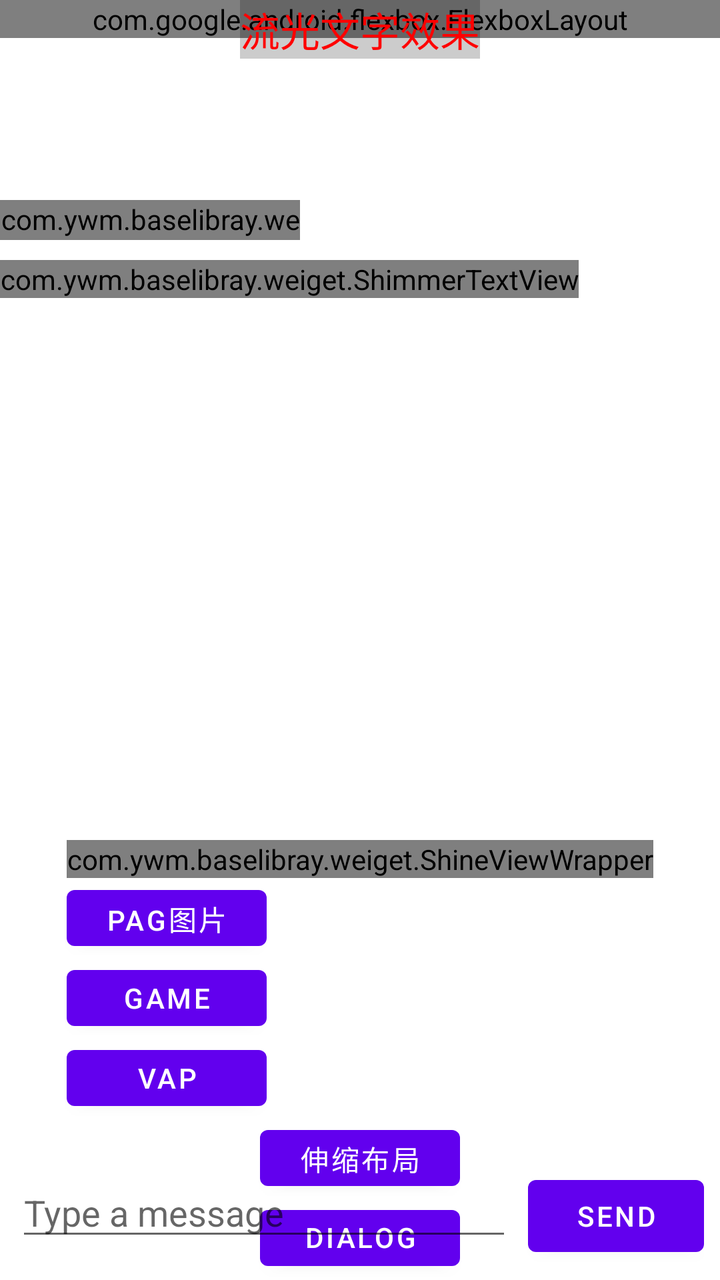
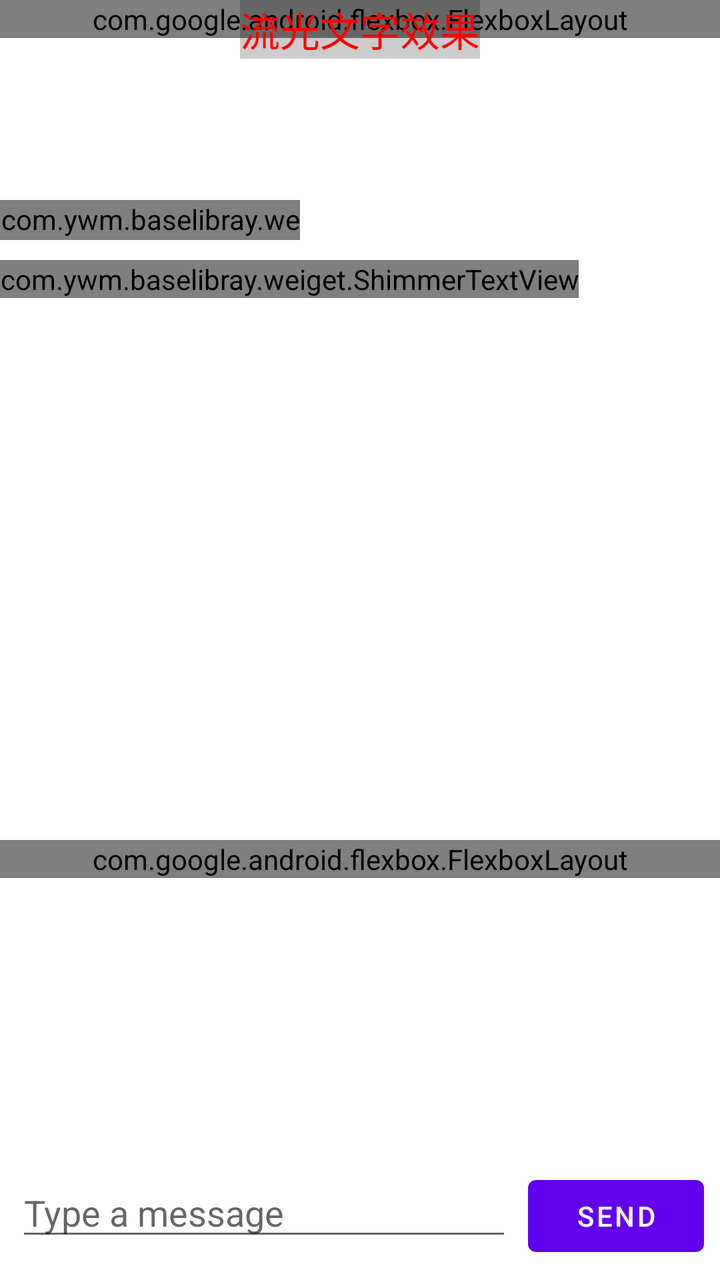

Compare the two renders of this Android layout. The source of the first and the diff that turns it into the second are given below.
<!-- AndroidManifest.xml: application theme Theme.FirstApplication -->
<!-- res/layout/activity_main.xml -->
<?xml version="1.0" encoding="utf-8"?>
<androidx.constraintlayout.widget.ConstraintLayout xmlns:android="http://schemas.android.com/apk/res/android"
    xmlns:app="http://schemas.android.com/apk/res-auto"
    android:layout_width="match_parent"
    android:layout_height="match_parent"
    xmlns:tools="http://schemas.android.com/tools">

    <androidx.recyclerview.widget.RecyclerView
        android:id="@+id/recyclerView"
        android:layout_width="0dp"
        android:layout_height="550dp"
        tools:listitem="@layout/item_message"
        app:layout_constraintEnd_toEndOf="parent"
        app:layout_constraintStart_toStartOf="parent"
        app:layout_constraintTop_toTopOf="parent" />
    <com.ywm.baselibray.weiget.ColorfulShineTextView
        android:background="#333333"
        app:layout_constraintStart_toStartOf="parent"
        app:layout_constraintTop_toTopOf="parent"
        android:layout_width="150dp"
        android:layout_marginTop="100dp"
        android:layout_height="20dp"
        android:textSize="14sp"
        android:text="彩色流光文字adfadf"
        app:gradientColors="@array/rainbow_colors"
        app:shineEnabled="true"
        app:shineSpeed="15"
        app:shineColors="@array/gold_shine_colors" />
    <com.ywm.baselibray.weiget.ShimmerTextView
        app:layout_constraintStart_toStartOf="parent"
        app:layout_constraintTop_toTopOf="parent"
        android:id="@+id/shimmer"
        android:layout_marginTop="130dp"

        android:layout_width="wrap_content"
        android:layout_height="wrap_content"
        android:text="+ 流光效果文字dafadfasdfasd"
        android:textSize="24sp"
        app:shimmerAngle="20"
        app:shimmerColor="#80FFFFFF"
        app:shimmerEnabled="true"
        app:shimmerSpeed="1500"
        app:shimmergradientColors="@array/rainbow_colors" />
    <Button
        android:id="@+id/newMsgCome"
        android:layout_width="wrap_content"
        android:layout_height="wrap_content"
        android:visibility="gone"
        app:layout_constraintBottom_toBottomOf="@id/recyclerView"
        app:layout_constraintRight_toRightOf="@id/recyclerView"
        android:layout_marginStart="8dp"
        android:text="新消息" />
    <ImageView
        android:id="@+id/image"
        android:layout_width="200dp"
        android:layout_height="200dp"
        app:layout_constraintBottom_toBottomOf="parent"
        app:layout_constraintLeft_toLeftOf="parent"
        app:layout_constraintRight_toRightOf="parent"
        app:layout_constraintTop_toTopOf="parent" />
    <com.ywm.baselibray.weiget.ShineViewWrapper
        android:id="@+id/shineView"
        app:layout_constraintStart_toStartOf="parent"
        app:layout_constraintEnd_toEndOf="parent"
        app:layout_constraintLeft_toLeftOf="@id/image"
        app:layout_constraintTop_toBottomOf="@id/image"
        android:layout_width="wrap_content"
        android:layout_height="wrap_content">
        <Button
            android:id="@+id/picker"
            android:layout_width="100dp"
            android:layout_height="40dp"
            android:text="选图片"
            app:layout_constraintLeft_toLeftOf="@id/image"
            app:layout_constraintTop_toBottomOf="@id/image" />
    </com.ywm.baselibray.weiget.ShineViewWrapper>


    <Button
        android:id="@+id/pag"
        android:layout_width="100dp"
        android:layout_height="40dp"
        android:text="pag图片"
        app:layout_constraintLeft_toLeftOf="@id/shineView"
        app:layout_constraintTop_toBottomOf="@id/shineView" />
    <Button
        android:id="@+id/game"
        android:layout_width="100dp"
        android:layout_height="40dp"
        android:text="game"
        app:layout_constraintLeft_toLeftOf="@id/pag"
        app:layout_constraintTop_toBottomOf="@id/pag" />
    <Button
        android:id="@+id/vap"
        android:layout_width="100dp"
        android:layout_height="40dp"
        android:text="vap"
        app:layout_constraintLeft_toLeftOf="@id/game"
        app:layout_constraintTop_toBottomOf="@id/game" />
    <LinearLayout
        android:layout_width="match_parent"
        android:orientation="vertical"
        android:gravity="center"
        app:layout_constraintLeft_toLeftOf="@id/vap"
        app:layout_constraintTop_toBottomOf="@id/vap"
        android:layout_height="wrap_content">
        <Button
            android:id="@+id/scale"
            android:layout_width="100dp"
            android:layout_height="40dp"
            android:text="伸缩布局" />
        <Button
            android:id="@+id/dialogUtils"
            android:layout_width="100dp"
            android:layout_height="40dp"
            android:text="dialog utils"
            app:layout_constraintLeft_toLeftOf="@id/vap"
            app:layout_constraintTop_toBottomOf="@id/vap" />
        <Button
            android:id="@+id/scoreview"
            android:layout_width="100dp"
            android:layout_height="40dp"
            android:text="scoreview"
            app:layout_constraintLeft_toLeftOf="@id/dialogUtils"
            app:layout_constraintTop_toBottomOf="@id/dialogUtils" />
    </LinearLayout>


    <com.google.android.flexbox.FlexboxLayout
        android:id="@+id/fl1"
        android:layout_width="match_parent"
        android:layout_height="wrap_content"
        android:orientation="vertical"
        android:visibility="visible"
        app:alignItems="center"
        app:alignContent="center"
        app:justifyContent="center"
        app:flexDirection="row"
        app:flexWrap="wrap"
        app:layout_constraintStart_toStartOf="parent"
        app:layout_constraintTop_toTopOf="parent">













        <TextView
            android:id="@+id/txt1"
            android:layout_width="wrap_content"
            android:layout_height="45dp"
            android:layout_marginHorizontal="2dp"
            android:background="@color/black"
            android:gravity="center"
            android:paddingHorizontal="3dp"
            android:text="adfasd"
            android:textColor="@color/white" />
        <ImageView
            android:id="@+id/iv_1"
            android:layout_width="45dp"
            android:layout_marginTop="80dp"
            android:layout_height="45dp"
            android:layout_marginHorizontal="2dp"
            android:gravity="center"
            android:background="#f5f5f5"
            android:paddingHorizontal="3dp"
            android:text="adfasd"
            android:textColor="@color/white" />
        <ImageView
            android:id="@+id/iv_2"
            android:background="#f5f5f5"
            android:layout_width="45dp"
            android:layout_marginTop="80dp"
            android:layout_height="45dp"
            android:layout_marginHorizontal="2dp"
            android:gravity="center"
            android:paddingHorizontal="3dp"
            android:text="adfasd"
            android:textColor="@color/white" />
        <TextView
            android:id="@+id/txt2"
            android:layout_width="wrap_content"
            android:layout_height="45dp"
            android:layout_marginHorizontal="2dp"
            android:background="@color/black"
            android:gravity="center"
            android:paddingHorizontal="3dp"
            android:text="adfasd"
            android:textColor="@color/white" />

        <TextView
            android:id="@+id/txt3"
            android:visibility="gone"
            android:layout_width="wrap_content"
            android:layout_height="35dp"
            android:layout_marginHorizontal="2dp"
            android:background="@color/black"
            android:gravity="center"
            android:paddingHorizontal="3dp"
            android:text="adfasdafdadfsasdf"
            android:textColor="@color/white" />

    </com.google.android.flexbox.FlexboxLayout>

    <com.google.android.flexbox.FlexboxLayout
        android:id="@+id/fl2"
        android:layout_width="200dp"
        android:layout_height="wrap_content"
        android:layout_marginTop="20dp"
        android:orientation="vertical"
        android:visibility="gone"
        app:flexDirection="row"
        app:layout_constraintStart_toStartOf="parent"
        app:layout_constraintTop_toBottomOf="@+id/fl1">

        <TextView
            android:layout_width="wrap_content"
            android:layout_height="25dp"
            android:background="@color/black"
            android:gravity="center"
            android:text="adfasdafdadfsasdf"
            android:textColor="@color/white" />

        <TextView
            android:layout_width="wrap_content"
            android:layout_height="25dp"
            android:background="@color/black"
            android:gravity="center"
            android:text="adfasdafdadfsasdf"
            android:textColor="@color/white" />

        <TextView
            android:layout_width="wrap_content"
            android:layout_height="25dp"
            android:background="@color/black"
            android:gravity="center"
            android:text="adfasdafdadfsasdf"
            android:textColor="@color/white" />

    </com.google.android.flexbox.FlexboxLayout>

    <androidx.constraintlayout.widget.ConstraintLayout
        android:layout_width="match_parent"
        android:layout_height="wrap_content"
        android:layout_marginTop="20dp"
        android:visibility="gone"
        app:layout_constraintStart_toStartOf="parent"
        app:layout_constraintTop_toBottomOf="@+id/fl2">

        <TextView
            android:id="@+id/tv1"
            android:layout_width="wrap_content"
            android:layout_height="25dp"
            android:background="#ffeeff"
            android:gravity="center_vertical"
            android:text="adfasdafdadfsasdf"
            android:textColor="@color/white"
            android:ellipsize="end"
            android:maxLines="1"
            app:layout_constraintHorizontal_bias="0"
            app:layout_constraintStart_toStartOf="parent"
            app:layout_constraintTop_toTopOf="parent"
            app:layout_constraintBottom_toBottomOf="parent"
            app:layout_constraintEnd_toStartOf="@id/barrier"
        app:layout_constrainedWidth="true" />  

        <androidx.constraintlayout.widget.Barrier
            android:id="@+id/barrier"
            android:layout_width="wrap_content"
            android:layout_height="wrap_content"
            app:barrierDirection="end"
            app:constraint_referenced_ids="ll1"
            app:layout_constraintEnd_toEndOf="parent"
            app:layout_constraintTop_toTopOf="parent"
            app:layout_constraintBottom_toBottomOf="parent" />

        <LinearLayout
            android:id="@+id/ll1"
            android:layout_width="wrap_content"
            android:layout_height="wrap_content"
            android:background="#ee00ee"
            android:orientation="horizontal"
            app:layout_constraintEnd_toEndOf="parent"
            app:layout_constraintTop_toTopOf="parent"
            app:layout_constraintBottom_toBottomOf="parent">

            <TextView
                android:id="@+id/tv2"
                android:layout_width="wrap_content"
                android:layout_height="15dp"
                android:background="#f0f0"
                android:gravity="center"
                android:text="asadffsdf"
                android:textColor="@color/white" />

            <TextView
                android:id="@+id/tv4"
                android:layout_width="wrap_content"
                android:layout_height="15dp"
                android:background="#f0f0f0"
                android:gravity="center"
                android:text="adfasdafdadfsasdf"
                android:textColor="@color/white" />

            <TextView
                android:id="@+id/tv3"
                android:layout_width="wrap_content"
                android:layout_height="15dp"
                android:background="@color/black"
                android:gravity="center"
                android:text="adfasdafdadfsasdf"
                android:textColor="@color/white" />

        </LinearLayout>

    </androidx.constraintlayout.widget.ConstraintLayout>
    <LinearLayout
        android:id="@+id/inputLayout"
        android:layout_width="0dp"
        android:layout_height="wrap_content"
        android:orientation="horizontal"
        android:padding="8dp"
        app:layout_constraintBottom_toBottomOf="parent"
        app:layout_constraintEnd_toEndOf="parent"
        app:layout_constraintStart_toStartOf="parent">

        <EditText
            android:id="@+id/editText"
            android:layout_width="0dp"
            android:layout_height="wrap_content"
            android:layout_weight="1"
            android:hint="Type a message"
            android:imeOptions="actionSend"
            android:inputType="text"
            android:maxLines="3" />

        <Button
            android:id="@+id/sendButton"
            android:layout_width="wrap_content"
            android:layout_height="wrap_content"
            android:layout_marginStart="8dp"
            android:text="Send" />

    </LinearLayout>






        <TextView
            app:layout_constraintStart_toStartOf="parent"
            app:layout_constraintTop_toTopOf="parent"
            app:layout_constraintEnd_toEndOf="parent"
            android:id="@+id/shineTextView"
            android:layout_width="wrap_content"
            android:layout_height="wrap_content"

            android:text="流光文字效果"
            android:textSize="20sp"
            android:textColor="#FF0000"
            android:background="#33000000"
            />
















    <com.ywm.baselibray.weiget.SwipeDismissConstraintLayout
        app:layout_constraintTop_toTopOf="parent"
        android:id="@+id/testFrameLayout"
        android:visibility="gone"
        android:layout_width="match_parent"
        android:layout_height="200dp"
        android:background="#2196F3"
        android:clickable="true"
        android:focusable="true">

        <androidx.constraintlayout.widget.ConstraintLayout
            android:id="@+id/testButton"
            android:background="@color/white"
            android:layout_width="150dp"
            android:layout_height="200dp"
            app:layout_constraintStart_toStartOf="parent"
            app:layout_constraintEnd_toEndOf="parent"
            app:layout_constraintTop_toTopOf="parent"
            android:layout_gravity="center"
            android:text="Test Button"
            android:padding="16dp" />

    </com.ywm.baselibray.weiget.SwipeDismissConstraintLayout>
</androidx.constraintlayout.widget.ConstraintLayout>
<!-- res/layout/item_message.xml (included above) -->
<?xml version="1.0" encoding="utf-8"?>
<LinearLayout xmlns:android="http://schemas.android.com/apk/res/android"
    xmlns:app="http://schemas.android.com/apk/res-auto"
    xmlns:tools="http://schemas.android.com/tools"
    android:layout_width="match_parent"
    android:layout_height="wrap_content"
    android:background="@drawable/bg_white_20"
    android:orientation="vertical"
    android:padding="12dp">

    <TextView
        android:id="@+id/messageText"
        android:layout_width="match_parent"
        android:layout_height="wrap_content"
        android:text="1322"
        android:textColor="@android:color/black"
        android:textSize="16sp" />

    <TextView
        android:id="@+id/timestampText"
        android:layout_width="match_parent"
        android:layout_height="wrap_content"
        android:layout_marginTop="4dp"
        android:text="12:02"
        android:textColor="@android:color/darker_gray"
        android:textSize="12sp" />

    <com.ywm.baselibray.weiget.ShimmerTextView
        android:id="@+id/shimmer"
        android:layout_width="wrap_content"
        android:layout_height="wrap_content"
        android:text="+ 流光效果文字dafadfasdfasd"
        android:textSize="24sp"
        app:shimmerAngle="20"
        app:shimmerColor="#80FFFFFF"
        app:shimmerEnabled="true"
        app:shimmerSpeed="1500"
        app:shimmergradientColors="@array/rainbow_colors" />
</LinearLayout>
<!-- resources referenced by this layout -->
<resources>
  <array name="gold_shine_colors">
          <item>@android:color/transparent</item>
          <item>@color/gold</item>
          <item>@android:color/transparent</item>
      </array>
  <array name="rainbow_colors">
          <item>@color/red</item>
          <item>@color/blue</item>
          <item>@color/purple</item>
          <item>@color/green</item>
      </array>
  <color name="black">#FF000000</color>
  <color name="white">#FFFFFFFF</color>
  <!-- drawable bg_white_20 (drawable) -->
  <?xml version="1.0" encoding="utf-8"?>
  <shape android:shape="rectangle" xmlns:android="http://schemas.android.com/apk/res/android">
      <corners android:radius="20dp"/>
      <solid android:color="#ff55ff"/>
  
  </shape>
  <style name="Theme.FirstApplication" parent="Theme.MaterialComponents.DayNight.NoActionBar">
          
          <item name="colorPrimary">@color/purple_500</item>
          <item name="colorPrimaryVariant">@color/purple_700</item>
          <item name="colorOnPrimary">@color/white</item>
          
          <item name="colorSecondary">@color/teal_200</item>
          <item name="android:windowNoTitle">true</item>
  
          <item name="colorSecondaryVariant">@color/teal_700</item>
          <item name="colorOnSecondary">@color/black</item>
          
          <item name="android:statusBarColor">?attr/colorPrimaryVariant</item>
          
      </style>
  <color name="gold">#FFFFD700</color>
  <color name="red">#FFD32F2F</color>
  <color name="blue">#FF1976D2</color>
  <color name="purple">#FF7B1FA2</color>
  <color name="green">#FF388E3C</color>
  <color name="purple_500">#FF6200EE</color>
  <color name="purple_700">#FF3700B3</color>
  <color name="teal_200">#FF03DAC5</color>
  <color name="teal_700">#FF018786</color>
</resources>

<!-- the commit's change to res/layout/activity_main.xml (unified diff, before → after) -->
@@ -58,72 +58,95 @@
         app:layout_constraintLeft_toLeftOf="parent"
         app:layout_constraintRight_toRightOf="parent"
         app:layout_constraintTop_toTopOf="parent" />
-    <com.ywm.baselibray.weiget.ShineViewWrapper
-        android:id="@+id/shineView"
+    <com.google.android.flexbox.FlexboxLayout
+        android:layout_width="match_parent"
         app:layout_constraintStart_toStartOf="parent"
         app:layout_constraintEnd_toEndOf="parent"
         app:layout_constraintLeft_toLeftOf="@id/image"
         app:layout_constraintTop_toBottomOf="@id/image"
-        android:layout_width="wrap_content"
         android:layout_height="wrap_content">
-        <Button
-            android:id="@+id/picker"
-            android:layout_width="100dp"
-            android:layout_height="40dp"
-            android:text="选图片"
-            app:layout_constraintLeft_toLeftOf="@id/image"
-            app:layout_constraintTop_toBottomOf="@id/image" />
-    </com.ywm.baselibray.weiget.ShineViewWrapper>
-
-
-    <Button
-        android:id="@+id/pag"
-        android:layout_width="100dp"
-        android:layout_height="40dp"
-        android:text="pag图片"
-        app:layout_constraintLeft_toLeftOf="@id/shineView"
-        app:layout_constraintTop_toBottomOf="@id/shineView" />
-    <Button
-        android:id="@+id/game"
-        android:layout_width="100dp"
-        android:layout_height="40dp"
-        android:text="game"
-        app:layout_constraintLeft_toLeftOf="@id/pag"
-        app:layout_constraintTop_toBottomOf="@id/pag" />
-    <Button
-        android:id="@+id/vap"
-        android:layout_width="100dp"
-        android:layout_height="40dp"
-        android:text="vap"
-        app:layout_constraintLeft_toLeftOf="@id/game"
-        app:layout_constraintTop_toBottomOf="@id/game" />
-    <LinearLayout
-        android:layout_width="match_parent"
-        android:orientation="vertical"
-        android:gravity="center"
-        app:layout_constraintLeft_toLeftOf="@id/vap"
-        app:layout_constraintTop_toBottomOf="@id/vap"
-        android:layout_height="wrap_content">
-        <Button
-            android:id="@+id/scale"
-            android:layout_width="100dp"
-            android:layout_height="40dp"
-            android:text="伸缩布局" />
-        <Button
-            android:id="@+id/dialogUtils"
-            android:layout_width="100dp"
-            android:layout_height="40dp"
-            android:text="dialog utils"
+        <LinearLayout
+            android:layout_width="match_parent"
+            android:orientation="vertical"
+            android:layout_height="wrap_content">
+            <com.ywm.baselibray.weiget.ShineViewWrapper
+                android:id="@+id/shineView"
+                app:layout_constraintStart_toStartOf="parent"
+                app:layout_constraintEnd_toEndOf="parent"
+                app:layout_constraintLeft_toLeftOf="@id/image"
+                app:layout_constraintTop_toBottomOf="@id/image"
+                android:layout_width="190dp"
+                android:layout_height="50dp">
+                <Button
+                    android:id="@+id/picker"
+                    android:layout_width="210dp"
+                    android:layout_height="40dp"
+                    android:text="选图片"
+                    android:textColor="@color/white"
+                    android:textSize="14sp"
+                    android:gravity="center"
+                    app:layout_constraintLeft_toLeftOf="@id/image"
+                    app:layout_constraintTop_toBottomOf="@id/image" />
+            </com.ywm.baselibray.weiget.ShineViewWrapper>
+
+
+            <Button
+                android:id="@+id/pag"
+                android:layout_width="190dp"
+                android:layout_height="40dp"
+                android:background="@color/blue"
+                android:gravity="center"
+                android:textColor="@color/white"
+
+                android:text="pag图片"/>
+            <Button
+                android:id="@+id/game"
+                android:background="@color/blue"
+                android:gravity="center"
+                android:textColor="@color/white"
+
+                android:layout_width="210dp"
+                android:layout_height="40dp"
+                android:text="game" />
+            <Button
+                android:id="@+id/vap"
+                android:textColor="@color/white"
+                android:background="@color/blue"
+                android:layout_width="210dp"
+                android:layout_height="40dp"
+                android:gravity="center"
+                android:text="vap" />
+        </LinearLayout>
+
+        <LinearLayout
+            android:layout_width="match_parent"
+            android:orientation="vertical"
+            android:gravity="center"
             app:layout_constraintLeft_toLeftOf="@id/vap"
-            app:layout_constraintTop_toBottomOf="@id/vap" />
-        <Button
-            android:id="@+id/scoreview"
-            android:layout_width="100dp"
-            android:layout_height="40dp"
-            android:text="scoreview"
-            app:layout_constraintLeft_toLeftOf="@id/dialogUtils"
-            app:layout_constraintTop_toBottomOf="@id/dialogUtils" />
-    </LinearLayout>
+            app:layout_constraintTop_toBottomOf="@id/vap"
+            android:layout_height="wrap_content">
+            <Button
+                android:id="@+id/scale"
+                android:layout_width="100dp"
+                android:layout_height="40dp"
+                android:text="伸缩布局" />
+            <Button
+                android:id="@+id/dialogUtils"
+                android:layout_width="100dp"
+                android:layout_height="40dp"
+                android:text="dialog utils"
+                app:layout_constraintLeft_toLeftOf="@id/vap"
+                app:layout_constraintTop_toBottomOf="@id/vap" />
+            <Button
+                android:id="@+id/scoreview"
+                android:layout_width="100dp"
+                android:layout_height="40dp"
+                android:text="scoreview"
+                app:layout_constraintLeft_toLeftOf="@id/dialogUtils"
+                app:layout_constraintTop_toBottomOf="@id/dialogUtils" />
+        </LinearLayout>
+    </com.google.android.flexbox.FlexboxLayout>
+
 
 
     <com.google.android.flexbox.FlexboxLayout
